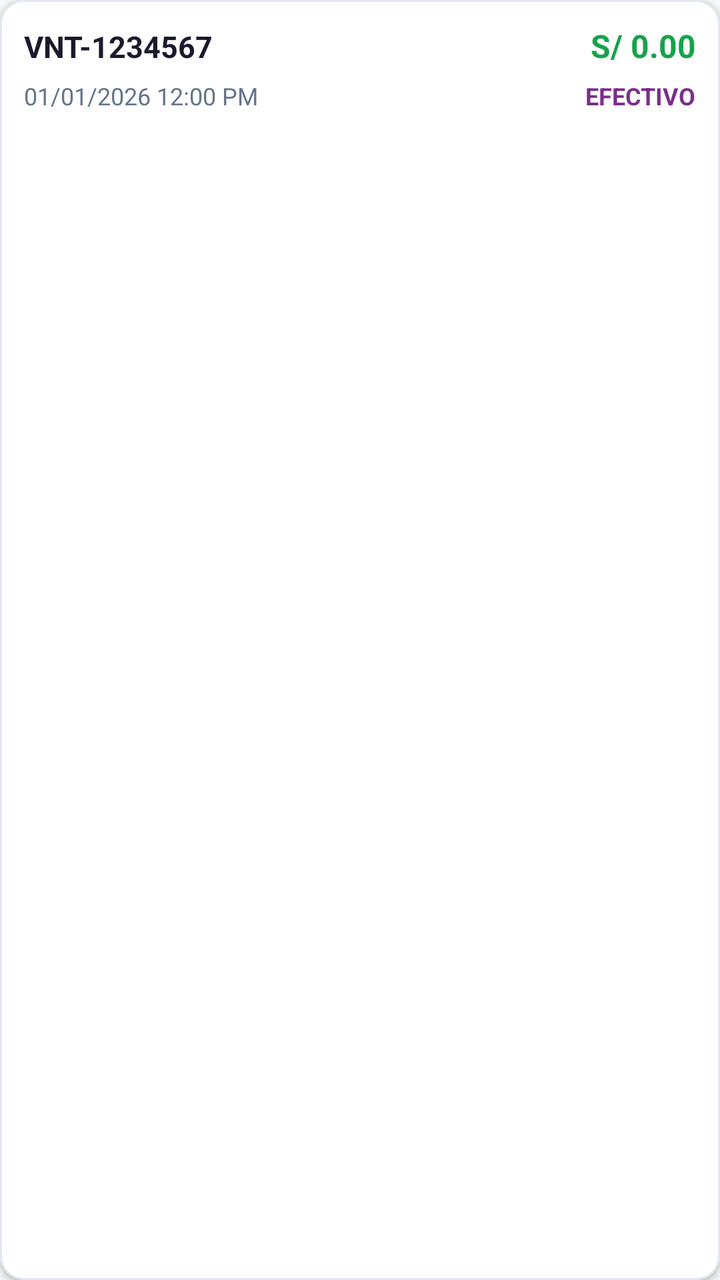
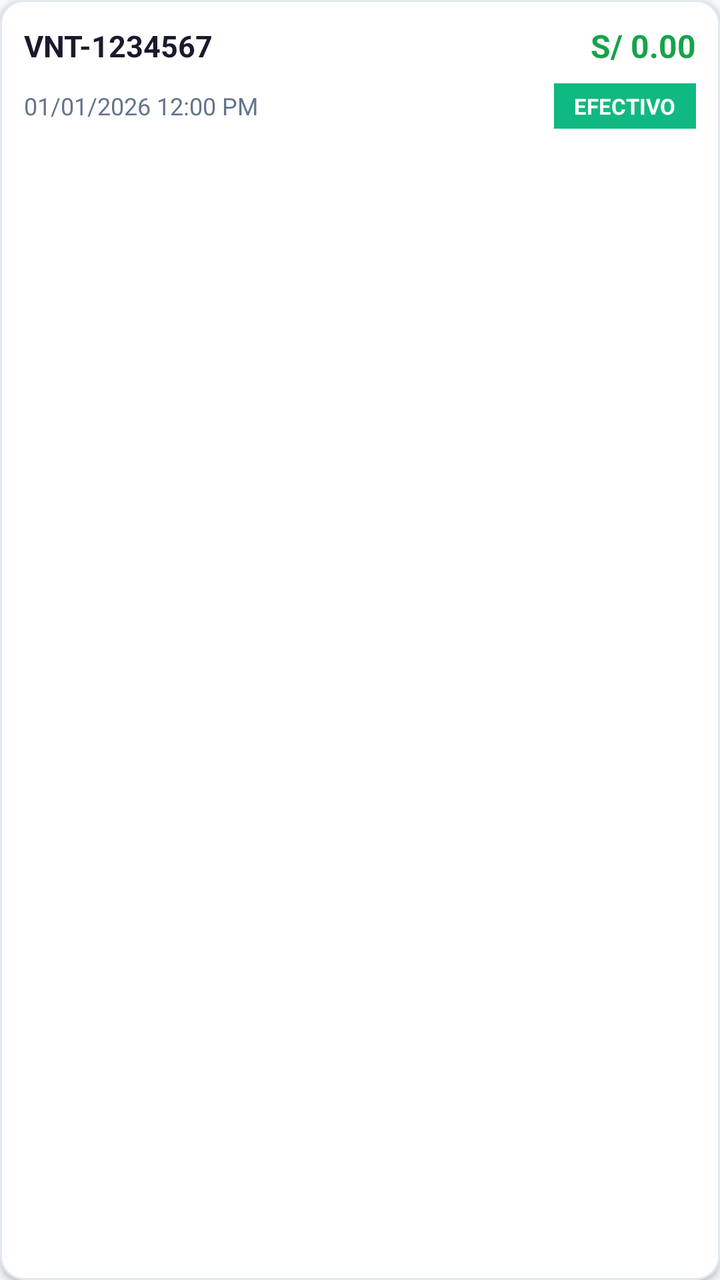

Compare the two renders of this Android layout. The source of the first and the diff that turns it into the second are given below.
<!-- AndroidManifest.xml: application theme Theme.MiniMarketApp -->
<!-- res/layout/item_venta.xml -->
<?xml version="1.0" encoding="utf-8"?>
<com.google.android.material.card.MaterialCardView
    xmlns:android="http://schemas.android.com/apk/res/android"
    xmlns:app="http://schemas.android.com/apk/res-auto"
    android:layout_width="match_parent"
    android:layout_height="wrap_content"
    android:layout_marginBottom="8dp"
    app:cardCornerRadius="12dp"
    app:cardElevation="2dp"
    app:cardBackgroundColor="@color/fondo_card">

    <LinearLayout
        android:layout_width="match_parent"
        android:layout_height="wrap_content"
        android:orientation="vertical"
        android:padding="12dp">

        <LinearLayout
            android:layout_width="match_parent"
            android:layout_height="wrap_content"
            android:orientation="horizontal">

            <TextView
                android:id="@+id/tvCodigoVenta"
                android:layout_width="0dp"
                android:layout_height="wrap_content"
                android:layout_weight="1"
                android:text="VNT-1234567"
                android:textColor="@color/texto_principal"
                android:textSize="15sp"
                android:textStyle="bold"/>

            <TextView
                android:id="@+id/tvTotalVenta"
                android:layout_width="wrap_content"
                android:layout_height="wrap_content"
                android:text="S/ 0.00"
                android:textColor="@color/verde_ganancia"
                android:textSize="16sp"
                android:textStyle="bold"/>

        </LinearLayout>

        <LinearLayout
            android:layout_width="match_parent"
            android:layout_height="wrap_content"
            android:orientation="horizontal"
            android:layout_marginTop="6dp">

            <TextView
                android:id="@+id/tvFecha"
                android:layout_width="0dp"
                android:layout_height="wrap_content"
                android:layout_weight="1"
                android:text="01/01/2026 12:00 PM"
                android:textColor="@color/texto_secundario"
                android:textSize="12sp"/>

            <TextView
                android:id="@+id/tvMetodoPago"
                android:layout_width="wrap_content"
                android:layout_height="wrap_content"
                android:text="EFECTIVO"
                android:textColor="@color/morado_scanner"
                android:textSize="12sp"
                android:textStyle="bold"/>

        </LinearLayout>

    </LinearLayout>

</com.google.android.material.card.MaterialCardView>
<!-- resources referenced by this layout -->
<resources>
  <color name="fondo_card">#FFFFFF</color>
  <color name="morado_scanner">#7B2D8B</color>
  <color name="texto_principal">#1A1A2E</color>
  <color name="texto_secundario">#64748B</color>
  <color name="verde_ganancia">#16A34A</color>
  <style name="Theme.MiniMarketApp" parent="Theme.MaterialComponents.DayNight.NoActionBar">
  
          
          <item name="colorPrimary">@color/verde_nav</item>
          <item name="colorPrimaryVariant">#388E3C</item>
          <item name="colorSecondary">@color/amarillo_accion</item>
          <item name="colorOnPrimary">@color/texto_sobre_verde</item>
          <item name="colorOnSecondary">@color/texto_sobre_amarillo</item>
  
          
          <item name="android:windowBackground">@color/fondo_general</item>
          <item name="android:colorBackground">@color/fondo_general</item>
  
          
          <item name="android:textColorPrimary">@color/texto_principal</item>
          <item name="android:textColorSecondary">@color/texto_secundario</item>
          <item name="android:textColorHint">@color/texto_hint</item>
  
          
          <item name="boxStrokeColor">@color/amarillo_accion</item>
          <item name="hintTextColor">@color/amarillo_accion</item>
  
          
          <item name="materialCardViewStyle">@style/Widget.App.CardView</item>
      </style>
  <color name="verde_nav">#4CAF50</color>
  <color name="amarillo_accion">#FFC107</color>
  <color name="texto_sobre_verde">#FFFFFF</color>
  <color name="texto_sobre_amarillo">#1A1A2E</color>
  <color name="fondo_general">#F8F9FA</color>
  <color name="texto_hint">#94A3B8</color>
  <style name="Widget.App.CardView" parent="Widget.MaterialComponents.CardView">
          <item name="cardBackgroundColor">@color/fondo_card</item>
          <item name="strokeColor">@color/borde_card</item>
          <item name="strokeWidth">1dp</item>
      </style>
  <color name="borde_card">#E2E8F0</color>
</resources>

<!-- the commit's change to res/layout/item_venta.xml (unified diff, before → after) -->
@@ -7,6 +7,8 @@
     android:layout_marginBottom="8dp"
     app:cardCornerRadius="12dp"
     app:cardElevation="2dp"
+    app:strokeColor="@color/borde_card"
+    app:strokeWidth="1dp"
     app:cardBackgroundColor="@color/fondo_card">
 
     <LinearLayout
@@ -18,7 +20,8 @@
         <LinearLayout
             android:layout_width="match_parent"
             android:layout_height="wrap_content"
-            android:orientation="horizontal">
+            android:orientation="horizontal"
+            android:gravity="center_vertical">
 
             <TextView
                 android:id="@+id/tvCodigoVenta"
@@ -45,7 +48,8 @@
             android:layout_width="match_parent"
             android:layout_height="wrap_content"
             android:orientation="horizontal"
-            android:layout_marginTop="6dp">
+            android:gravity="center_vertical"
+            android:layout_marginTop="8dp">
 
             <TextView
                 android:id="@+id/tvFecha"
@@ -56,14 +60,18 @@
                 android:textColor="@color/texto_secundario"
                 android:textSize="12sp"/>
 
+            
             <TextView
                 android:id="@+id/tvMetodoPago"
                 android:layout_width="wrap_content"
                 android:layout_height="wrap_content"
                 android:text="EFECTIVO"
-                android:textColor="@color/morado_scanner"
-                android:textSize="12sp"
-                android:textStyle="bold"/>
+                android:textColor="@color/white"
+                android:background="@color/color_efectivo"
+                android:textSize="11sp"
+                android:textStyle="bold"
+                android:paddingHorizontal="10dp"
+                android:paddingVertical="4dp"/>
 
         </LinearLayout>
 
<!-- resource entries referenced after the edit -->
@@ -1,10 +1,10 @@
 <!-- resources referenced by this layout -->
 <resources>
   <color name="fondo_card">#FFFFFF</color>
-  <color name="morado_scanner">#7B2D8B</color>
   <color name="texto_principal">#1A1A2E</color>
   <color name="texto_secundario">#64748B</color>
   <color name="verde_ganancia">#16A34A</color>
+  <color name="white">#FFFFFFFF</color>
   <style name="Theme.MiniMarketApp" parent="Theme.MaterialComponents.DayNight.NoActionBar">
   
           
@@ -42,5 +42,6 @@
           <item name="strokeWidth">1dp</item>
       </style>
   <color name="borde_card">#E2E8F0</color>
+  <color name="color_efectivo">#10B981</color>
 </resources>
 
